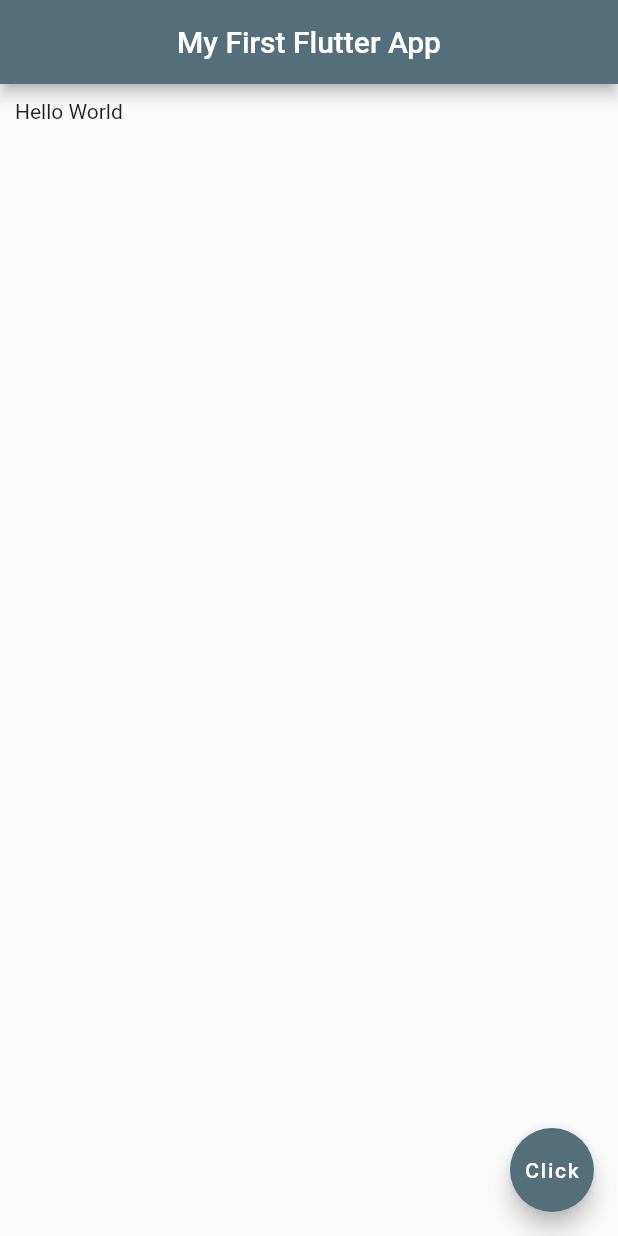
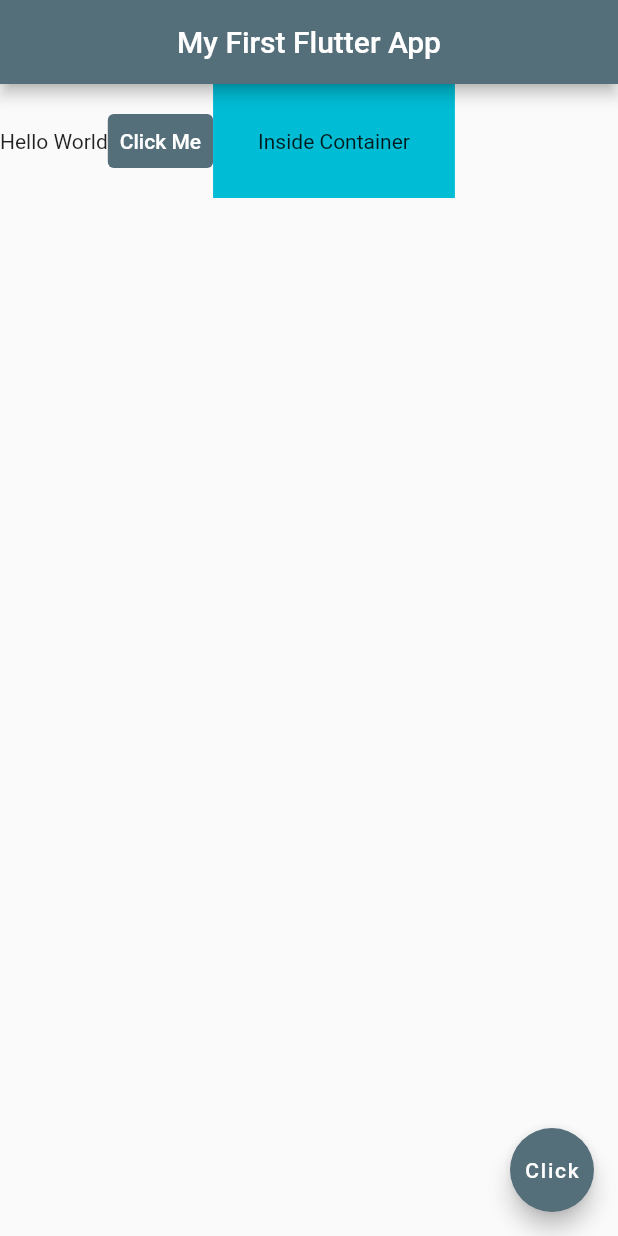
Before and after one commit to BUFONJOKER/First-Flutter-App, a Flutter app: the screen it shows after launch, on a phone screen of 412 x 824 dp. Run offline on Flutter 3.47's test engine with Material 2 defaults, Android fonts, the phone set to English and light mode, and no system bars; our stand-ins replace logger.

Commit message:
Day 2 children with array of widgets row ,text button and container

```diff
--- a/lib/main.dart
+++ b/lib/main.dart
@@ -27,10 +27,24 @@ class Home extends StatelessWidget {
           backgroundColor: Colors.blueGrey[600],
         ),
 
-        body: const Padding(
-          padding: EdgeInsets.all(10.0),
-          child:Text("Hello World"),
-          ),
+        body:  Row(
+          children: [
+            const Text('Hello World'),
+            TextButton(
+              onPressed: () {},
+              style: TextButton.styleFrom(
+                foregroundColor: Colors.white,
+                backgroundColor: Colors.blueGrey[600],
+              ),
+              child:  const Text('Click Me'),
+            ),
+            Container(
+              color: Colors.cyan,
+              padding: const EdgeInsets.all(30.0),
+              child: const Text('Inside Container'),
+            ),
+          ],
+        ),
         floatingActionButton: FloatingActionButton(
           onPressed: () {},
           backgroundColor: Colors.blueGrey[600],
```
